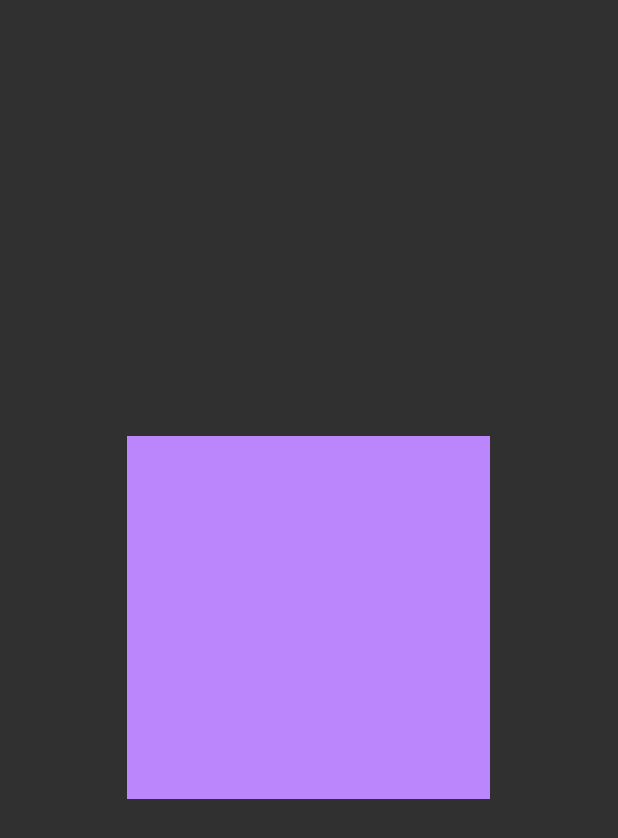
After one commit to sunginhong/NAVER-ISO-V2, an Android app: the layout fragment_5_drag.xml on its own in the app's theme, with its tools: preview values and no code run, on a phone screen of 412 x 824 dp. The commit adds this screen. Shown: the top 838 px of the screen. Run offline under Robolectric (Android 15) with nearby library versions, the phone set to English and light mode, and no system bars.

Commit message:
220523_2

```diff
--- a/app/src/main/java/com/example/naver_iso_v2/Fragment_2_Alarm.java
+++ b/app/src/main/java/com/example/naver_iso_v2/Fragment_2_Alarm.java
@@ -18,7 +18,7 @@ public class Fragment_2_Alarm extends Fragment {
 
     @Override
     public View onCreateView(LayoutInflater inflater, ViewGroup container, Bundle savedInstanceState) {
-        View view = inflater.inflate(R.layout.fragment_2_alarm, container, false);
+        View view = inflater.inflate(R.layout.fragment_2alarm, container, false);
         anim_object_alarm = view.findViewById(R.id.anim_object_alarm);
         AnimRectObject.function_containAnim(anim_object_alarm, Float.parseFloat(Vars_Def.inMotion_li1_state +"f"), Float.parseFloat(Vars_Def.inMotion_li2_state +"f"), Float.parseFloat(Vars_Def.inMotion_li3_state +"f"), 0, AnimRectObject.selEase_group1);
         return view;
--- a/app/src/main/res/layout/bottom_tab_layout.xml
+++ b/app/src/main/res/layout/bottom_tab_layout.xml
@@ -69,6 +69,7 @@
                     android:textAppearance="@style/noncase" />
 
                 <Button
+                    android:id="@+id/bottom_btn_4"
                     android:layout_width="@dimen/category_btn_width"
                     android:layout_height="match_parent"
                     android:layout_alignParentLeft="true"
@@ -79,11 +80,12 @@
                     android:textAppearance="@style/noncase" />
 
                 <Button
+                    android:id="@+id/bottom_btn_5"
                     android:layout_width="@dimen/category_btn_width"
                     android:layout_height="match_parent"
                     android:layout_alignParentLeft="true"
                     android:layout_marginRight="@dimen/category_btn_margin"
-                    android:background="@drawable/bottom_button_closed"
+                    android:background="@drawable/bottom_button_open"
                     android:stateListAnimator="@null"
                     android:text="@string/drag"
                     android:textAppearance="@style/noncase" />
--- /dev/null
+++ b/app/src/main/res/layout/fragment_5_drag.xml
@@ -0,0 +1,16 @@
+<?xml version="1.0" encoding="utf-8"?>
+<FrameLayout xmlns:android="http://schemas.android.com/apk/res/android"
+    xmlns:tools="http://schemas.android.com/tools"
+    android:layout_width="match_parent"
+    android:layout_height="match_parent">
+
+    <View
+        android:id="@+id/anim_object_drag"
+        android:layout_width="242dp"
+        android:layout_height="242dp"
+        android:layout_centerInParent="true"
+        android:layout_centerHorizontal="false"
+        android:layout_gravity="center"
+        android:background="@color/purple_200" />
+
+</FrameLayout>
```
Also changed, not shown: app/src/main/java/com/example/naver_iso_v2/BottomTabBar.java (+22 -0 lines), app/src/main/java/com/example/naver_iso_v2/Fragment_5_Drag.java (added, +81 -0 lines), app/src/main/res/layout/fragment_2alarm.xml (renamed from app/src/main/res/layout/fragment_2_alarm.xml).
